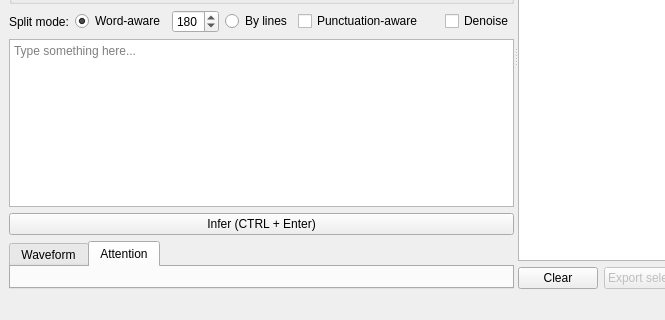
The window that mainwindow.ui (ZDisket/TensorVox) describes before a commit, drawn with Qt 5; both pictures show x 0 to 665 and y 206 to 526 of the 856 by 526 pixel window.
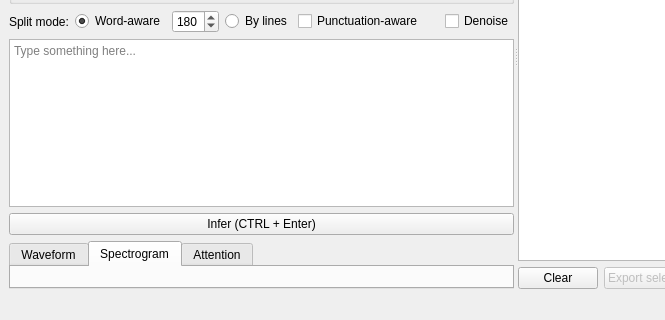
The same window after the commit. The open tabs and pages were chosen to show the change. Icons and pictures are not drawn. Custom widgets are drawn as their Qt base class.

Patch:
```diff
--- a/mainwindow.ui
+++ b/mainwindow.ui
@@ -364,13 +364,13 @@
          </layout>
         </item>
         <item>
-         <layout class="QVBoxLayout" name="verticalLayout_8">
+         <layout class="QVBoxLayout" name="verticalLayout_8" stretch="0">
           <item>
            <widget class="QTabWidget" name="tabMetrics">
             <property name="sizePolicy">
              <sizepolicy hsizetype="Expanding" vsizetype="Preferred">
               <horstretch>0</horstretch>
-              <verstretch>2</verstretch>
+              <verstretch>1</verstretch>
              </sizepolicy>
             </property>
             <property name="currentIndex">
@@ -386,6 +386,16 @@
               </item>
              </layout>
             </widget>
+            <widget class="QWidget" name="tbMel">
+             <attribute name="title">
+              <string>Spectrogram</string>
+             </attribute>
+             <layout class="QVBoxLayout" name="verticalLayout_3">
+              <item>
+               <widget class="Spectrogram" name="widSpec" native="true"/>
+              </item>
+             </layout>
+            </widget>
             <widget class="QWidget" name="tbAttention">
              <attribute name="title">
               <string>Attention</string>
@@ -765,6 +775,12 @@
    <header>attention.h</header>
    <container>1</container>
   </customwidget>
+  <customwidget>
+   <class>Spectrogram</class>
+   <extends>QWidget</extends>
+   <header>spectrogram.h</header>
+   <container>1</container>
+  </customwidget>
  </customwidgets>
  <resources>
   <include location="stdres.qrc"/>
```
Left out of the diff: 2 changed lines with no effect on the pictures.
